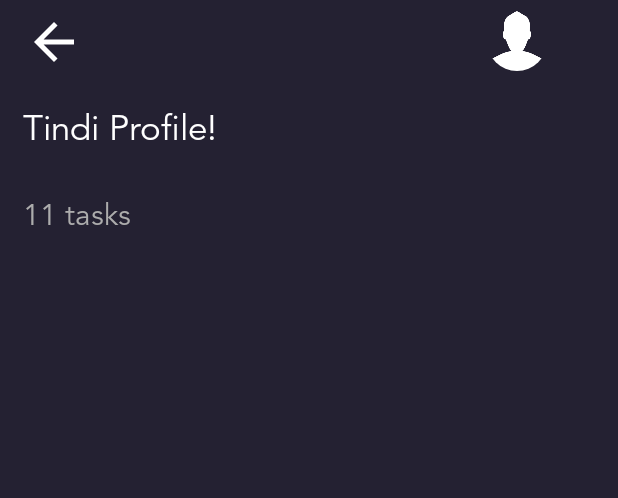
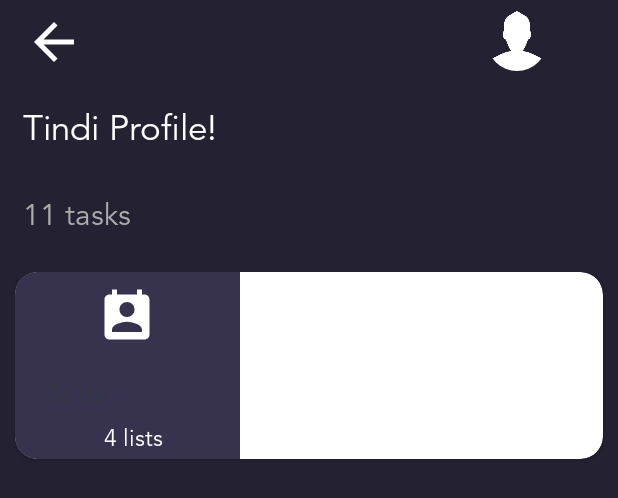
Before and after one commit to Ikami-Mercy/ToDoList, an Android app: the layout activity_dashboard.xml on its own in the app's theme, with its tools: preview values and no code run, on a phone screen of 412 x 824 dp. Shown: the top 498 px of the screen. Run offline under Robolectric (Android 15) with nearby library versions, the phone set to English and light mode, and no system bars.

Commit message:
add single task card layout in the dashboard

```diff
--- a/app/build.gradle
+++ b/app/build.gradle
@@ -33,5 +33,7 @@ dependencies {
     androidTestImplementation 'androidx.test:runner:1.1.1'
     androidTestImplementation 'androidx.test.espresso:espresso-core:3.1.1'
     implementation 'de.hdodenhof:circleimageview:2.2.0'
+    implementation 'com.google.android.material:material:1.0.0'
+    implementation 'androidx.constraintlayout:constraintlayout:1.1.3'
 
 }
--- /dev/null
+++ b/app/src/main/res/drawable/ic_perm_contact_calendar_black_24dp.xml
@@ -0,0 +1,5 @@
+<vector android:height="24dp" android:tint="#323F9F"
+    android:viewportHeight="24.0" android:viewportWidth="24.0"
+    android:width="24dp" xmlns:android="http://schemas.android.com/apk/res/android">
+    <path android:fillColor="#FF000000" android:pathData="M19,3h-1L18,1h-2v2L8,3L8,1L6,1v2L5,3c-1.11,0 -2,0.9 -2,2v14c0,1.1 0.89,2 2,2h14c1.1,0 2,-0.9 2,-2L21,5c0,-1.1 -0.9,-2 -2,-2zM12,6c1.66,0 3,1.34 3,3s-1.34,3 -3,3 -3,-1.34 -3,-3 1.34,-3 3,-3zM18,18L6,18v-1c0,-2 4,-3.1 6,-3.1s6,1.1 6,3.1v1z"/>
+</vector>
--- a/app/src/main/res/layout/activity_dashboard.xml
+++ b/app/src/main/res/layout/activity_dashboard.xml
@@ -93,4 +93,15 @@
         android:layout_margin="15dp"
         />
 
+    <androidx.recyclerview.widget.RecyclerView
+        android:id="@+id/contactsRecyclerView"
+        android:layout_width="match_parent"
+        android:layout_height="match_parent"
+        app:layout_constraintBottom_toBottomOf="parent"
+        app:layout_constraintEnd_toEndOf="parent"
+        tools:listitem="@layout/row_item_task"
+        app:layout_constraintStart_toStartOf="parent"
+        android:visibility="visible"
+        app:layout_constraintTop_toTopOf="parent" />
+
 </LinearLayout>
--- /dev/null
+++ b/app/src/main/res/layout/row_item_task.xml
@@ -0,0 +1,74 @@
+<?xml version="1.0" encoding="utf-8"?>
+<LinearLayout xmlns:android="http://schemas.android.com/apk/res/android"
+    xmlns:app="http://schemas.android.com/tools"
+    android:orientation="vertical"
+    android:layout_width="match_parent"
+    android:layout_height="match_parent"
+    app:ignore="NamespaceTypo">
+    <androidx.cardview.widget.CardView
+        xmlns:android="http://schemas.android.com/apk/res/android"
+        xmlns:card_view="http://schemas.android.com/apk/res-auto"
+        android:id="@+id/card_view"
+        android:layout_width="match_parent"
+        android:layout_height="wrap_content"
+        android:layout_margin="10dp"
+        android:background="#37324D"
+        android:elevation="10dp"
+       card_view:cardCornerRadius="15dp">
+
+        <LinearLayout
+
+            android:layout_width="150dp"
+            android:layout_height="match_parent"
+            android:orientation="horizontal"
+            android:background="#37324D">
+
+
+            <LinearLayout
+                android:layout_width="150dp"
+                android:layout_height="wrap_content"
+                android:orientation="vertical">
+                <ImageView
+                    android:layout_width="40dp"
+                    android:layout_height="40dp"
+                    android:layout_margin="10dp"
+                    android:layout_gravity="center"
+                    android:tint="#FFFFFF"
+                    android:src="@drawable/ic_perm_contact_calendar_black_24dp"/>
+
+                <TextView
+                    android:id="@+id/event_title"
+                    android:layout_width="wrap_content"
+                    android:layout_height="wrap_content"
+                    android:layout_marginStart="8dp"
+                    android:layout_marginLeft="8dp"
+                    android:layout_marginTop="8dp"
+                    android:fontFamily="@font/avenir"
+                    android:padding="4dp"
+                    android:text="  To do"
+                    android:textSize="16dp"
+                    android:textColor="#31383E"
+                    />
+
+                <TextView
+                    android:id="@+id/event_date"
+                    android:layout_width="fill_parent"
+                    android:layout_height="wrap_content"
+                    android:layout_marginStart="8dp"
+                    android:layout_marginLeft="8dp"
+                    android:layout_marginTop="1dip"
+                    android:layout_toRightOf="@+id/event_image"
+                    android:layout_weight="1"
+                    android:padding="4dp"
+                    android:textAlignment="center"
+                    android:textColor="#fff"
+                    android:fontFamily="@font/avenir"
+                    android:text="4 lists"
+                    android:textSize="15dp" />
+
+
+            </LinearLayout>
+        </LinearLayout>
+
+    </androidx.cardview.widget.CardView>
+</LinearLayout>
```
